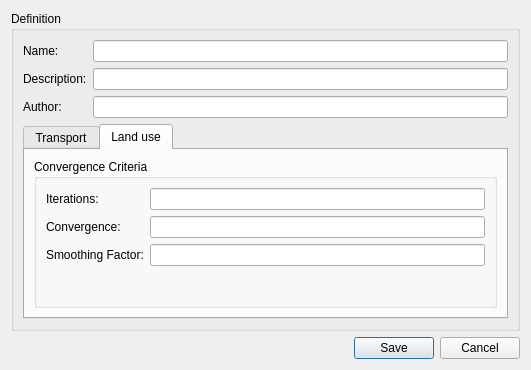
Old version of the form configuration.ui in the repository TomasdelaBarra/QTRANUS.
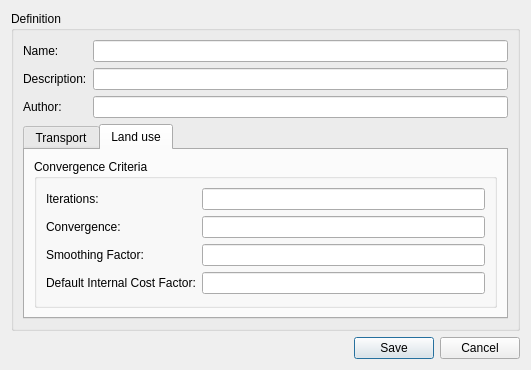
New version of the form. The open tabs and pages were chosen to show the change.

What changed in the file:
```diff
--- a/configuration.ui
+++ b/configuration.ui
@@ -174,6 +174,16 @@
                      <item row="2" column="1">
                       <widget class="QLineEdit" name="land_smoothing_factor"/>
                      </item>
+                     <item row="3" column="1">
+                      <widget class="QLineEdit" name="land_def_internal_cost_factor"/>
+                     </item>
+                     <item row="3" column="0">
+                      <widget class="QLabel" name="label_8">
+                       <property name="text">
+                        <string>Default Internal Cost Factor:</string>
+                       </property>
+                      </widget>
+                     </item>
                     </layout>
                    </item>
                   </layout>
```
Left out of the diff: 2 changed lines with no effect on the pictures.
